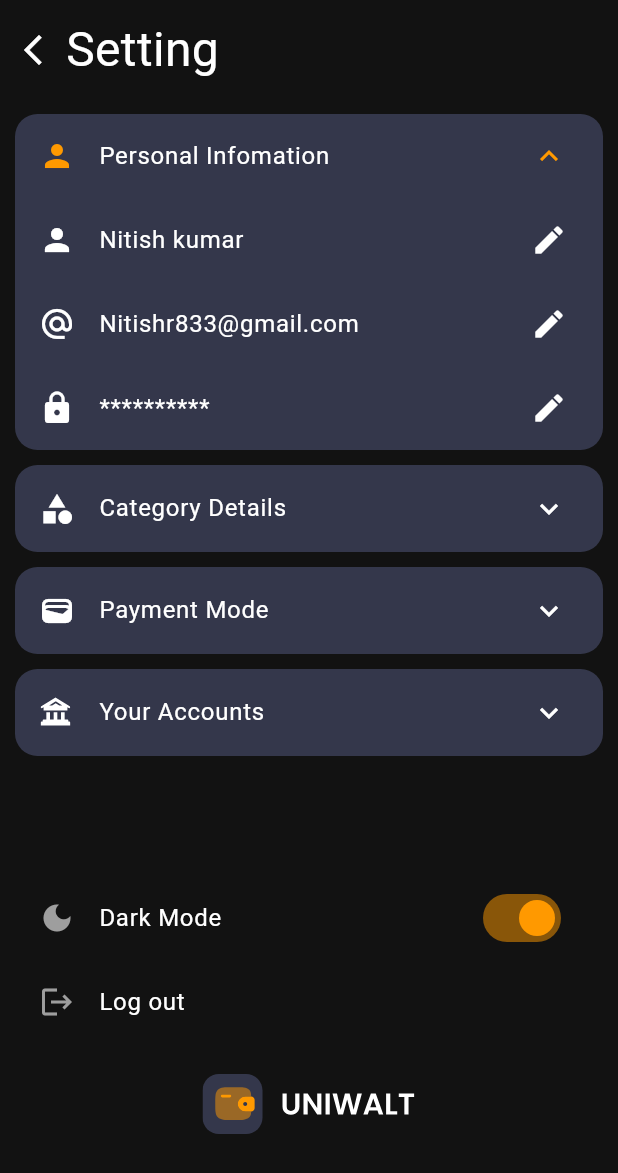
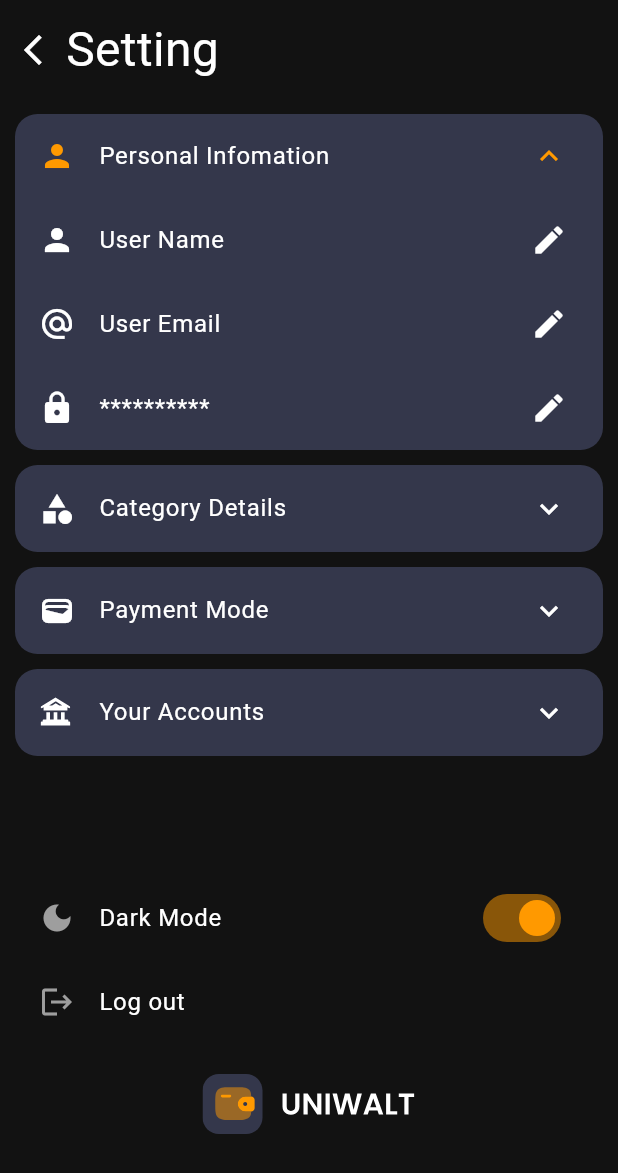
Before and after one commit to MrNitishroy/Expence-Manager-App, a Flutter app: the ProfilePage screen opened directly, on a phone screen of 412 x 824 dp. Shown: the top 1173 px of the screen. Run offline on Flutter 3.47's test engine with Material 3 defaults, Android fonts, the phone set to English and light mode, and no system bars; our stand-ins replace cloud_firestore, firebase_auth, firebase_core, flutter_slidable, flutter_svg, fluttertoast and 4 more; missing offline and left inert: dart:ffi; accounts and stored records are empty.

Commit message:
all done

```diff
--- a/lib/Components/BottomSheetComponets.dart
+++ b/lib/Components/BottomSheetComponets.dart
@@ -380,6 +380,11 @@ class MyBottomSheet extends StatelessWidget {
               )).toList(),
               onChanged: (changeValue) {
                 bottomSheetController.paymentResionValue.value = changeValue.toString();
+                accountCntroller.categoryData.forEach((element) {
+                  if(element.value == changeValue){
+                    bottomSheetController.paymentResionIconValue.value = element.icon!;
+                  }
+                });
                 print(changeValue);
               },
           ),
--- a/lib/Controller/AuthController.dart
+++ b/lib/Controller/AuthController.dart
@@ -3,6 +3,7 @@ import 'package:expense_manager/Config/Colors.dart';
 import 'package:expense_manager/Models/AccountModel.dart';
 import 'package:expense_manager/Models/DropdownModel.dart';
 import 'package:expense_manager/Models/MeesagesModel.dart';
+import 'package:expense_manager/Models/UserModel.dart';
 import 'package:firebase_auth/firebase_auth.dart';
 import 'package:flutter/material.dart';
 import 'package:get/get.dart';
@@ -127,6 +128,7 @@ class AuthController extends GetxController {
     successMessage("🪲 DB INIT");
     initCategory();
     initPaymentMode();
+    initUserData();
   }
 
   void initCategory() async {
@@ -204,4 +206,18 @@ class AuthController extends GetxController {
         );
     successMessage("Init Payment Mode");
   }
+
+  void initUserData() async {
+    var newUser = UserModel(
+      id: auth.currentUser!.uid,
+      name: auth.currentUser!.displayName,
+      email: auth.currentUser!.email,
+      profile: auth.currentUser!.photoURL,
+    );
+
+    await db.collection("users").doc(auth.currentUser!.uid).set(
+          newUser.toJson(),
+        );
+    successMessage("😍 User Init");
+  }
 }
--- a/lib/Controller/BottomSheetController.dart
+++ b/lib/Controller/BottomSheetController.dart
@@ -9,6 +9,7 @@ class BottomSheetController extends GetxController {
   RxString amountValue = "".obs;
   RxString paymentModeValue = "cash".obs;
   RxString paymentResionValue = "food".obs;
+  RxString paymentResionIconValue = "Assets/Icons/FoodIcon/food.svg".obs;
   TextEditingController comment = TextEditingController();
   List paymentModeData = [
     DropDownModel(
--- a/lib/Controller/DbController.dart
+++ b/lib/Controller/DbController.dart
@@ -37,7 +37,7 @@ class DbController extends GetxController {
       setAccountDetails();
       accountCntroller.getCategory();
       accountCntroller.getPayementMode();
-
+      accountCntroller.getUserDetails();
       successMessage("🤑 Account Updated");
       isLoading.value = false;
     });
@@ -81,7 +81,7 @@ class DbController extends GetxController {
         category: bottomSheetController.paymentResionValue.value,
         comment: bottomSheetController.comment.text,
         date: date,
-        iconPath: "",
+        iconPath: bottomSheetController.paymentResionIconValue.value,
         time: time,
         isIncome: bottomSheetController.isIncome.value,
       );
--- /dev/null
+++ b/lib/Models/UserModel.dart
@@ -0,0 +1,37 @@
+
+class UserModel {
+  String? id;
+  String? name;
+  String? time;
+  String? email;
+  String? password;
+  String? number;
+  String? profile;
+  String? dob;
+
+  UserModel({this.id, this.name, this.time, this.email, this.password, this.number, this.profile, this.dob});
+
+  UserModel.fromJson(Map<String, dynamic> json) {
+    id = json["id"];
+    name = json["name"];
+    time = json["time"];
+    email = json["email"];
+    password = json["password"];
+    number = json["number"];
+    profile = json["profile"];
+    dob = json["dob"];
+  }
+
+  Map<String, dynamic> toJson() {
+    final Map<String, dynamic> _data = <String, dynamic>{};
+    _data["id"] = id;
+    _data["name"] = name;
+    _data["time"] = time;
+    _data["email"] = email;
+    _data["password"] = password;
+    _data["number"] = number;
+    _data["profile"] = profile;
+    _data["dob"] = dob;
+    return _data;
+  }
+}
--- a/lib/Pages/HomePage/HomePage.dart
+++ b/lib/Pages/HomePage/HomePage.dart
@@ -192,6 +192,7 @@ class HomePage extends StatelessWidget {
                     .map(
                       (e) => EntryTile(
                         id: e.id.toString(),
+                        icon: e.iconPath.toString(),
                         amount: e.amount.toString(),
                         comment: e.comment.toString(),
                         date: e.date.toString(),
--- a/lib/Pages/HomePage/Widget/EntryTile.dart
+++ b/lib/Pages/HomePage/Widget/EntryTile.dart
@@ -10,10 +10,12 @@ class EntryTile extends StatelessWidget {
   final String comment;
   final String date;
   final bool isIncome;
+  final String icon;
   final String amount;
   final String time;
   const EntryTile({
     super.key,
+    required this.icon,
     required this.id,
     required this.time,
     required this.comment,
@@ -73,7 +75,7 @@ class EntryTile extends StatelessWidget {
                               : Theme.of(context).colorScheme.primary,
                           borderRadius: BorderRadius.circular(100)),
                       child: SvgPicture.asset(
-                        "Assets/Icons/FoodIcon/food1.svg",
+                        icon,
                         width: 30,
                       ),
                     ),
--- a/lib/Pages/ProfilePage/PaymentMode.dart
+++ b/lib/Pages/ProfilePage/PaymentMode.dart
@@ -50,12 +50,17 @@ class PaymentTile extends StatelessWidget {
                                       .secondaryContainer,
                                 ),
                                 SizedBox(width: 20),
-                                Icon(
+                               InkWell(
+                                onTap: (){
+                                  accountCntroller.deletePaymentMode(e.name!);
+                                },
+                                child:  Icon(
                                   Icons.delete_rounded,
                                   color: Theme.of(context)
                                       .colorScheme
                                       .secondaryContainer,
                                 ),
+                               )
                               ],
                             ),
                           )),
--- a/lib/Pages/ProfilePage/PersonalInfomation.dart
+++ b/lib/Pages/ProfilePage/PersonalInfomation.dart
@@ -1,3 +1,4 @@
+import 'package:expense_manager/Controller/AccountController.dart';
 import 'package:expense_manager/Controller/SettingController.dart';
 import 'package:flutter/material.dart';
 import 'package:get/get.dart';
@@ -8,6 +9,7 @@ class PersonalInfomationTile extends StatelessWidget {
   @override
   Widget build(BuildContext context) {
     SettingController settingController = Get.put(SettingController());
+    AccountCntroller accountCntroller = Get.put(AccountCntroller());
     return Obx(() => Container(
           decoration: BoxDecoration(
             borderRadius: BorderRadius.circular(15),
@@ -31,7 +33,9 @@ class PersonalInfomationTile extends StatelessWidget {
                           hintText: "Enter name",
                         ),
                       )
-                    : Text("Nitish kumar"),
+                    : accountCntroller.currentUserData.value.name == null
+                        ? Text("User Name")
+                        : Text(accountCntroller.currentUserData.value.name!),
                 leading: Icon(Icons.person),
                 trailing: settingController.isNameEdit.value
                     ? InkWell(
@@ -55,7 +59,13 @@ class PersonalInfomationTile extends StatelessWidget {
                           hintText: "Enter email",
                         ),
                       )
-                    : Text("Nitishr833@gmail.com"),
+                    : Obx(
+                        () => accountCntroller.currentUserData.value.email ==
+                                null
+                            ? Text("User Email")
+                            : Text(
+                                accountCntroller.currentUserData.value.email!),
+                      ),
                 leading: Icon(Icons.alternate_email_outlined),
                 trailing: settingController.isEmailEdit.value
                     ? InkWell(
```
Also changed, not shown: lib/Controller/AccountController.dart (+10 -3 lines).
